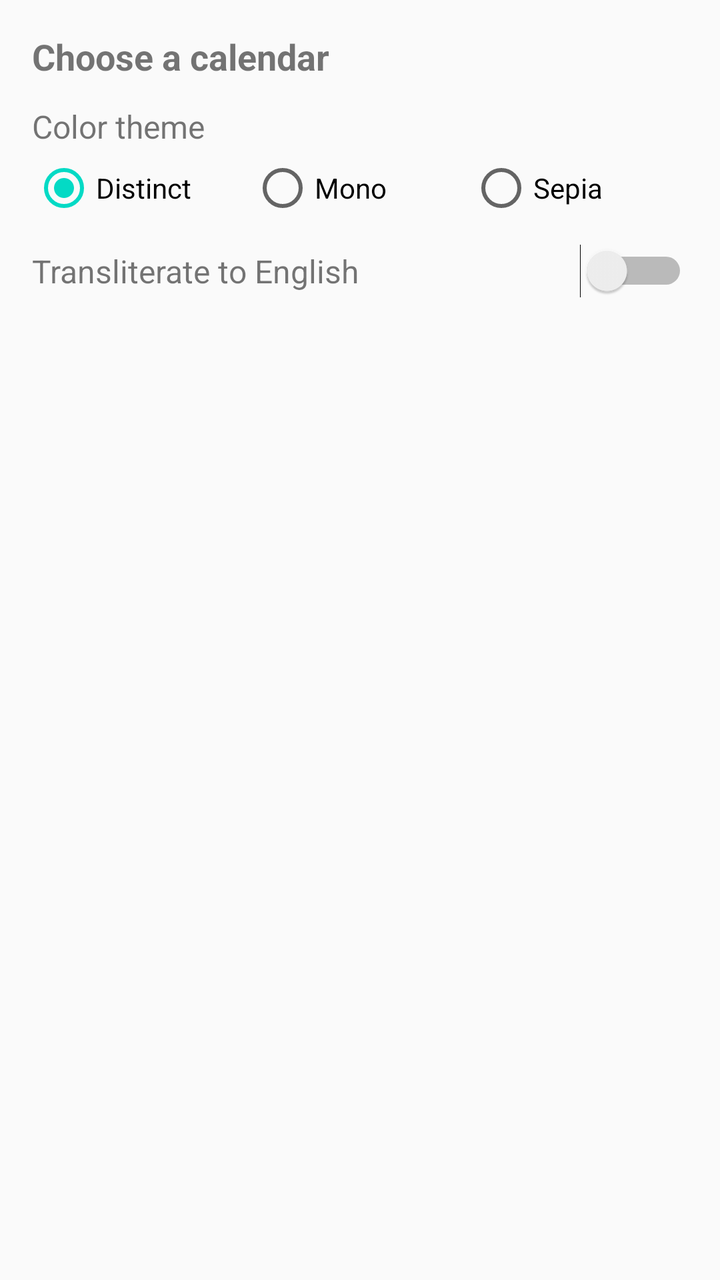
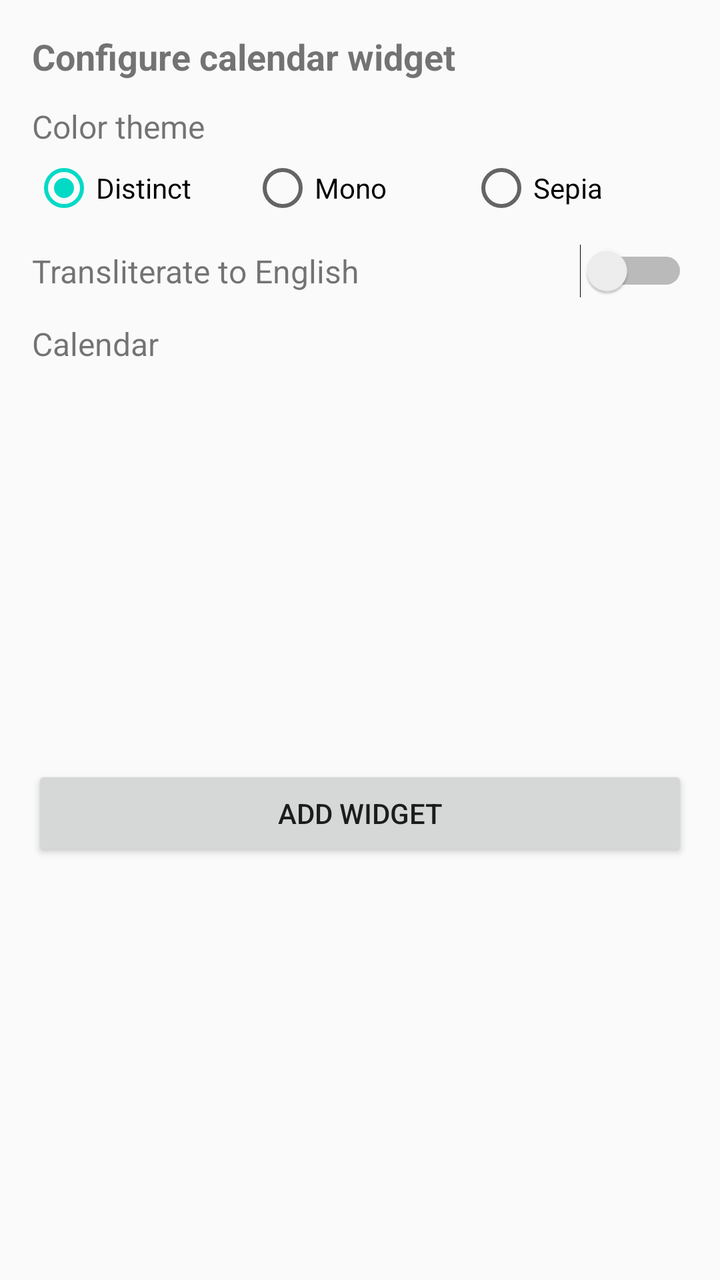

Screens rendered from an Android XML layout before and after an edit, with the pre-edit source and the edit as a unified diff.
<!-- AndroidManifest.xml: application theme AppTheme -->
<!-- res/layout/activity_widget_configure.xml -->
<?xml version="1.0" encoding="utf-8"?>
<LinearLayout xmlns:android="http://schemas.android.com/apk/res/android"
    android:layout_width="match_parent"
    android:layout_height="match_parent"
    android:orientation="vertical"
    android:padding="16dp">

    <TextView
        android:layout_width="match_parent"
        android:layout_height="wrap_content"
        android:layout_marginBottom="12dp"
        android:text="@string/widget_configure_title"
        android:textSize="18sp"
        android:textStyle="bold" />

    <TextView
        android:layout_width="match_parent"
        android:layout_height="wrap_content"
        android:layout_marginBottom="4dp"
        android:text="@string/widget_color_theme_label"
        android:textSize="16sp" />

    <RadioGroup
        android:id="@+id/widget_color_theme_group"
        android:layout_width="match_parent"
        android:layout_height="wrap_content"
        android:layout_marginBottom="12dp"
        android:orientation="horizontal">

        <RadioButton
            android:id="@+id/widget_theme_distinct"
            android:layout_width="0dp"
            android:layout_height="wrap_content"
            android:layout_weight="1"
            android:checked="true"
            android:text="@string/widget_theme_distinct" />

        <RadioButton
            android:id="@+id/widget_theme_mono"
            android:layout_width="0dp"
            android:layout_height="wrap_content"
            android:layout_weight="1"
            android:text="@string/widget_theme_mono" />

        <RadioButton
            android:id="@+id/widget_theme_sepia"
            android:layout_width="0dp"
            android:layout_height="wrap_content"
            android:layout_weight="1"
            android:text="@string/widget_theme_sepia" />
    </RadioGroup>

    <LinearLayout
        android:layout_width="match_parent"
        android:layout_height="wrap_content"
        android:layout_marginBottom="12dp"
        android:gravity="center_vertical"
        android:orientation="horizontal">

        <TextView
            android:layout_width="0dp"
            android:layout_height="wrap_content"
            android:layout_weight="1"
            android:text="@string/widget_transliterate_label"
            android:textSize="16sp" />

        <Switch
            android:id="@+id/widget_transliterate_switch"
            android:layout_width="wrap_content"
            android:layout_height="wrap_content" />
    </LinearLayout>

    <ListView
        android:id="@+id/widget_calendar_list"
        android:layout_width="match_parent"
        android:layout_height="match_parent" />

</LinearLayout>
<!-- resources referenced by this layout -->
<resources>
  <string name="widget_color_theme_label">Color theme</string>
  <string name="widget_configure_title">Choose a calendar</string>
  <string name="widget_theme_distinct">Distinct</string>
  <string name="widget_theme_mono">Mono</string>
  <string name="widget_theme_sepia">Sepia</string>
  <string name="widget_transliterate_label">Transliterate to English</string>
  <style name="AppTheme" parent="Theme.AppCompat.Light.DarkActionBar">
          
          <item name="colorPrimary">@color/colorPrimary</item>
          <item name="colorPrimaryDark">@color/colorPrimaryDark</item>
          <item name="colorAccent">@color/colorAccent</item>
      </style>
</resources>

<!-- the commit's change to res/layout/activity_widget_configure.xml (unified diff, before → after) -->
@@ -1,78 +1,221 @@
 <?xml version="1.0" encoding="utf-8"?>
-<LinearLayout xmlns:android="http://schemas.android.com/apk/res/android"
+<ScrollView xmlns:android="http://schemas.android.com/apk/res/android"
     android:layout_width="match_parent"
     android:layout_height="match_parent"
-    android:orientation="vertical"
-    android:padding="16dp">
-
-    <TextView
-        android:layout_width="match_parent"
-        android:layout_height="wrap_content"
-        android:layout_marginBottom="12dp"
-        android:text="@string/widget_configure_title"
-        android:textSize="18sp"
-        android:textStyle="bold" />
-
-    <TextView
-        android:layout_width="match_parent"
-        android:layout_height="wrap_content"
-        android:layout_marginBottom="4dp"
-        android:text="@string/widget_color_theme_label"
-        android:textSize="16sp" />
-
-    <RadioGroup
-        android:id="@+id/widget_color_theme_group"
-        android:layout_width="match_parent"
-        android:layout_height="wrap_content"
-        android:layout_marginBottom="12dp"
-        android:orientation="horizontal">
-
-        <RadioButton
-            android:id="@+id/widget_theme_distinct"
-            android:layout_width="0dp"
-            android:layout_height="wrap_content"
-            android:layout_weight="1"
-            android:checked="true"
-            android:text="@string/widget_theme_distinct" />
-
-        <RadioButton
-            android:id="@+id/widget_theme_mono"
-            android:layout_width="0dp"
-            android:layout_height="wrap_content"
-            android:layout_weight="1"
-            android:text="@string/widget_theme_mono" />
-
-        <RadioButton
-            android:id="@+id/widget_theme_sepia"
-            android:layout_width="0dp"
-            android:layout_height="wrap_content"
-            android:layout_weight="1"
-            android:text="@string/widget_theme_sepia" />
-    </RadioGroup>
+    android:fillViewport="true">
 
     <LinearLayout
         android:layout_width="match_parent"
         android:layout_height="wrap_content"
-        android:layout_marginBottom="12dp"
-        android:gravity="center_vertical"
-        android:orientation="horizontal">
+        android:orientation="vertical"
+        android:padding="16dp">
 
         <TextView
-            android:layout_width="0dp"
-            android:layout_height="wrap_content"
-            android:layout_weight="1"
-            android:text="@string/widget_transliterate_label"
+            android:layout_width="match_parent"
+            android:layout_height="wrap_content"
+            android:layout_marginBottom="12dp"
+            android:text="@string/widget_configure_title"
+            android:textSize="18sp"
+            android:textStyle="bold" />
+
+        <TextView
+            android:layout_width="match_parent"
+            android:layout_height="wrap_content"
+            android:layout_marginBottom="4dp"
+            android:text="@string/widget_color_theme_label"
             android:textSize="16sp" />
 
-        <Switch
-            android:id="@+id/widget_transliterate_switch"
-            android:layout_width="wrap_content"
-            android:layout_height="wrap_content" />
+        <RadioGroup
+            android:id="@+id/widget_color_theme_group"
+            android:layout_width="match_parent"
+            android:layout_height="wrap_content"
+            android:layout_marginBottom="12dp"
+            android:orientation="horizontal">
+
+            <RadioButton
+                android:id="@+id/widget_theme_distinct"
+                android:layout_width="0dp"
+                android:layout_height="wrap_content"
+                android:layout_weight="1"
+                android:checked="true"
+                android:text="@string/widget_theme_distinct" />
+
+            <RadioButton
+                android:id="@+id/widget_theme_mono"
+                android:layout_width="0dp"
+                android:layout_height="wrap_content"
+                android:layout_weight="1"
+                android:text="@string/widget_theme_mono" />
+
+            <RadioButton
+                android:id="@+id/widget_theme_sepia"
+                android:layout_width="0dp"
+                android:layout_height="wrap_content"
+                android:layout_weight="1"
+                android:text="@string/widget_theme_sepia" />
+        </RadioGroup>
+
+        <LinearLayout
+            android:layout_width="match_parent"
+            android:layout_height="wrap_content"
+            android:layout_marginBottom="12dp"
+            android:gravity="center_vertical"
+            android:orientation="horizontal">
+
+            <TextView
+                android:layout_width="0dp"
+                android:layout_height="wrap_content"
+                android:layout_weight="1"
+                android:text="@string/widget_transliterate_label"
+                android:textSize="16sp" />
+
+            <Switch
+                android:id="@+id/widget_transliterate_switch"
+                android:layout_width="wrap_content"
+                android:layout_height="wrap_content" />
+        </LinearLayout>
+
+        <TextView
+            android:layout_width="match_parent"
+            android:layout_height="wrap_content"
+            android:layout_marginBottom="8dp"
+            android:text="@string/widget_calendar_list_label"
+            android:textSize="16sp" />
+
+        <ListView
+            android:id="@+id/widget_calendar_list"
+            android:layout_width="match_parent"
+            android:layout_height="180dp"
+            android:layout_marginBottom="12dp"
+            android:choiceMode="singleChoice" />
+
+        <LinearLayout
+            android:id="@+id/widget_islamic_options"
+            android:layout_width="match_parent"
+            android:layout_height="wrap_content"
+            android:layout_marginBottom="12dp"
+            android:orientation="vertical"
+            android:visibility="gone">
+
+            <TextView
+                android:layout_width="match_parent"
+                android:layout_height="wrap_content"
+                android:layout_marginBottom="4dp"
+                android:text="@string/widget_islamic_system_label"
+                android:textSize="16sp" />
+
+            <Spinner
+                android:id="@+id/widget_islamic_mode_spinner"
+                android:layout_width="match_parent"
+                android:layout_height="wrap_content"
+                android:layout_marginBottom="8dp" />
+
+            <TextView
+                android:layout_width="match_parent"
+                android:layout_height="wrap_content"
+                android:layout_marginBottom="4dp"
+                android:text="@string/widget_islamic_adjustment_label"
+                android:textSize="16sp" />
+
+            <Spinner
+                android:id="@+id/widget_islamic_adjustment_spinner"
+                android:layout_width="match_parent"
+                android:layout_height="wrap_content" />
+        </LinearLayout>
+
+        <LinearLayout
+            android:id="@+id/widget_julian_options"
+            android:layout_width="match_parent"
+            android:layout_height="wrap_content"
+            android:layout_marginBottom="12dp"
+            android:orientation="vertical"
+            android:visibility="gone">
+
+            <TextView
+                android:layout_width="match_parent"
+                android:layout_height="wrap_content"
+                android:layout_marginBottom="4dp"
+                android:text="@string/widget_julian_system_label"
+                android:textSize="16sp" />
+
+            <Spinner
+                android:id="@+id/widget_julian_mode_spinner"
+                android:layout_width="match_parent"
+                android:layout_height="wrap_content" />
+        </LinearLayout>
+
+        <LinearLayout
+            android:id="@+id/widget_maya_options"
+            android:layout_width="match_parent"
+            android:layout_height="wrap_content"
+            android:layout_marginBottom="12dp"
+            android:gravity="center_vertical"
+            android:orientation="horizontal"
+            android:visibility="gone">
+
+            <TextView
+                android:layout_width="0dp"
+                android:layout_height="wrap_content"
+                android:layout_weight="1"
+                android:text="@string/widget_maya_hieroglyphs_label"
+                android:textSize="16sp" />
+
+            <Switch
+                android:id="@+id/widget_maya_hieroglyphs_switch"
+                android:layout_width="wrap_content"
+                android:layout_height="wrap_content"
+                android:checked="true" />
+        </LinearLayout>
+
+        <LinearLayout
+            android:id="@+id/widget_frc_options"
+            android:layout_width="match_parent"
+            android:layout_height="wrap_content"
+            android:layout_marginBottom="12dp"
+            android:gravity="center_vertical"
+            android:orientation="horizontal"
+            android:visibility="gone">
+
+            <TextView
+                android:layout_width="0dp"
+                android:layout_height="wrap_content"
+                android:layout_weight="1"
+                android:text="@string/widget_frc_roman_label"
+                android:textSize="16sp" />
+
+            <Switch
+                android:id="@+id/widget_frc_roman_switch"
+                android:layout_width="wrap_content"
+                android:layout_height="wrap_content"
+                android:checked="true" />
+        </LinearLayout>
+
+        <LinearLayout
+            android:id="@+id/widget_julian_day_options"
+            android:layout_width="match_parent"
+            android:layout_height="wrap_content"
+            android:layout_marginBottom="12dp"
+            android:gravity="center_vertical"
+            android:orientation="horizontal"
+            android:visibility="gone">
+
+            <TextView
+                android:layout_width="0dp"
+                android:layout_height="wrap_content"
+                android:layout_weight="1"
+                android:text="@string/widget_julian_day_label"
+                android:textSize="16sp" />
+
+            <Switch
+                android:id="@+id/widget_modified_julian_day_switch"
+                android:layout_width="wrap_content"
+                android:layout_height="wrap_content" />
+        </LinearLayout>
+
+        <Button
+            android:id="@+id/widget_save_button"
+            android:layout_width="match_parent"
+            android:layout_height="wrap_content"
+            android:text="@string/widget_save_button" />
     </LinearLayout>
-
-    <ListView
-        android:id="@+id/widget_calendar_list"
-        android:layout_width="match_parent"
-        android:layout_height="match_parent" />
-
-</LinearLayout>
+</ScrollView>
<!-- resource entries referenced after the edit -->
@@ -1,7 +1,15 @@
 <!-- resources referenced by this layout -->
 <resources>
+  <string name="widget_calendar_list_label">Calendar</string>
   <string name="widget_color_theme_label">Color theme</string>
-  <string name="widget_configure_title">Choose a calendar</string>
+  <string name="widget_configure_title">Configure calendar widget</string>
+  <string name="widget_frc_roman_label">French Republican roman numerals</string>
+  <string name="widget_islamic_adjustment_label">Day adjustment</string>
+  <string name="widget_islamic_system_label">Islamic system</string>
+  <string name="widget_julian_day_label">Modified Julian Day</string>
+  <string name="widget_julian_system_label">Julian system</string>
+  <string name="widget_maya_hieroglyphs_label">Use Maya hieroglyphs</string>
+  <string name="widget_save_button">Add widget</string>
   <string name="widget_theme_distinct">Distinct</string>
   <string name="widget_theme_mono">Mono</string>
   <string name="widget_theme_sepia">Sepia</string>
